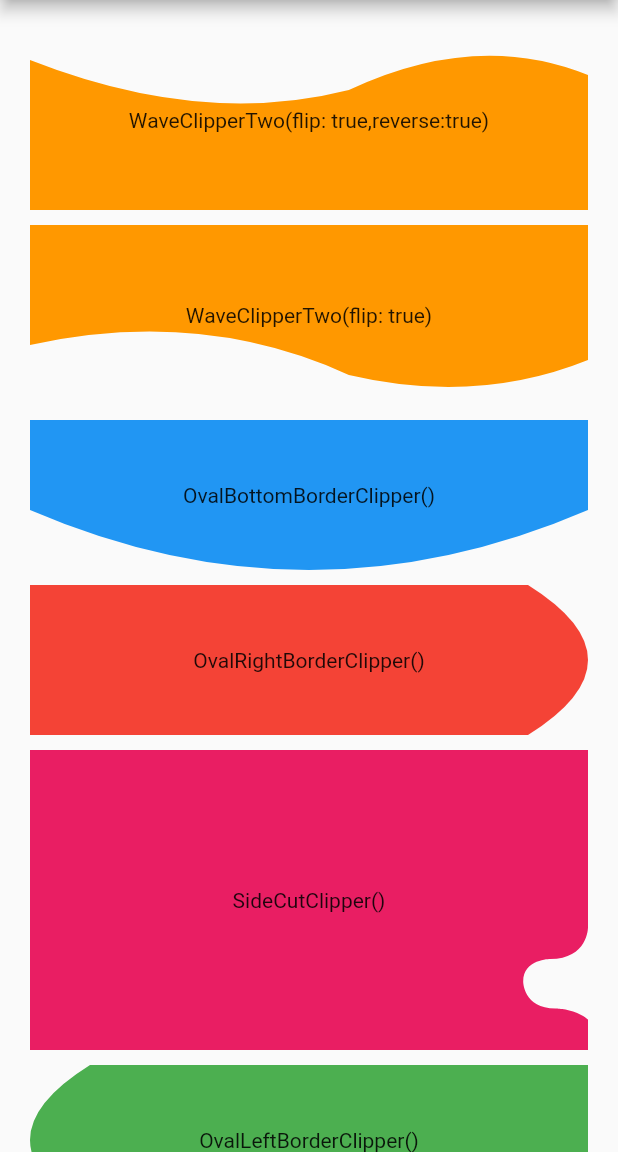
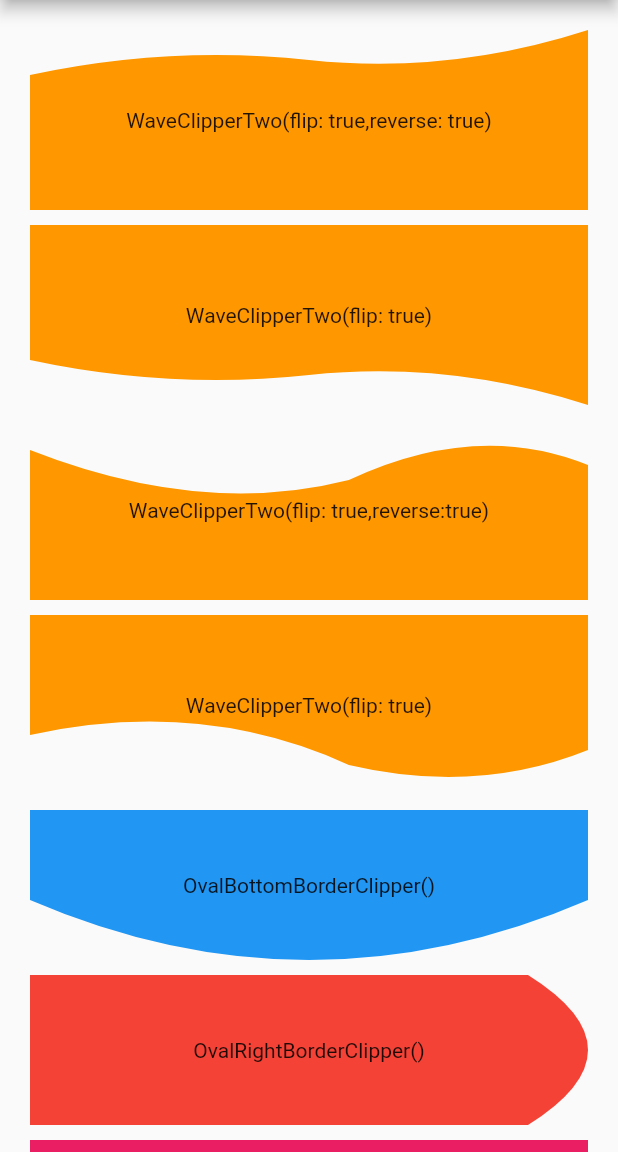
Before and after one commit to lohanidamodar/flutter_custom_clippers, a Flutter app: the screen it shows after launch, on a phone screen of 412 x 824 dp, the part 84-1236 px from its top. Run offline on Flutter 3.47's test engine with Material 2 defaults, Android fonts, the phone set to English and light mode, and no system bars.

Commit message:
wave clipper 1 flipped

```diff
--- a/example/lib/main.dart
+++ b/example/lib/main.dart
@@ -22,6 +22,24 @@ class HomeScreen extends StatelessWidget {
       body: ListView(
         padding: EdgeInsets.all(20.0),
         children: <Widget>[
+          ClipPath(
+            clipper: WaveClipperOne(flip: true,reverse: true),
+            child: Container(
+              height: 120,
+              color: Colors.orange,
+              child: Center(child: Text("WaveClipperTwo(flip: true,reverse: true)")),
+            ),
+          ),
+          SizedBox(height: 10.0),
+          ClipPath(
+            clipper: WaveClipperOne(flip: true),
+            child: Container(
+              height: 120,
+              color: Colors.orange,
+              child: Center(child: Text("WaveClipperTwo(flip: true)")),
+            ),
+          ),
+          SizedBox(height: 10.0),
           ClipPath(
             clipper: WaveClipperTwo(flip: true,reverse: true),
             child: Container(
--- a/lib/src/wave_clipper_1.dart
+++ b/lib/src/wave_clipper_1.dart
@@ -2,12 +2,13 @@ import 'package:flutter/material.dart';
 
 class WaveClipperOne extends CustomClipper<Path> {
   bool reverse;
+  bool flip;
 
-  WaveClipperOne({this.reverse = false});
+  WaveClipperOne({this.reverse = false, this.flip = false});
 
   @override
   Path getClip(Size size) {
-    if (!reverse) {
+    if (!reverse && !flip) {
       Offset firstEndPoint = Offset(size.width * .5, size.height - 20);
       Offset firstControlPoint = Offset(size.width * .25, size.height - 30);
       Offset secondEndPoint = Offset(size.width, size.height - 50);
@@ -20,6 +21,38 @@ class WaveClipperOne extends CustomClipper<Path> {
         ..quadraticBezierTo(secondControlPoint.dx, secondControlPoint.dy,
             secondEndPoint.dx, secondEndPoint.dy)
         ..lineTo(size.width, 0.0)
+        ..close();
+      return path;
+    } else if (!reverse && flip) {
+
+      Offset firstEndPoint = Offset(size.width * .5, size.height - 20);
+      Offset firstControlPoint = Offset(size.width * .25, size.height - 10);
+      Offset secondEndPoint = Offset(size.width, size.height);
+      Offset secondControlPoint = Offset(size.width * .75, size.height - 30);
+
+      final path = Path()
+        ..lineTo(0.0, size.height - 30)
+        ..quadraticBezierTo(firstControlPoint.dx, firstControlPoint.dy,
+            firstEndPoint.dx, firstEndPoint.dy)
+        ..quadraticBezierTo(secondControlPoint.dx, secondControlPoint.dy,
+            secondEndPoint.dx, secondEndPoint.dy)
+        ..lineTo(size.width, 0.0)
+        ..close();
+      return path;
+    } else if (reverse && flip) {
+      Offset firstEndPoint = Offset(size.width * .5, 20);
+      Offset firstControlPoint = Offset(size.width * .25, 10);
+      Offset secondEndPoint = Offset(size.width, 0);
+      Offset secondControlPoint = Offset(size.width * .75, 30);
+
+      final path = Path()
+        ..lineTo(0, 30)
+        ..quadraticBezierTo(firstControlPoint.dx, firstControlPoint.dy,
+            firstEndPoint.dx, firstEndPoint.dy)
+        ..quadraticBezierTo(secondControlPoint.dx, secondControlPoint.dy,
+            secondEndPoint.dx, secondEndPoint.dy)
+        ..lineTo(size.width, size.height)
+        ..lineTo(0.0, size.height)
         ..close();
       return path;
     } else {
```
